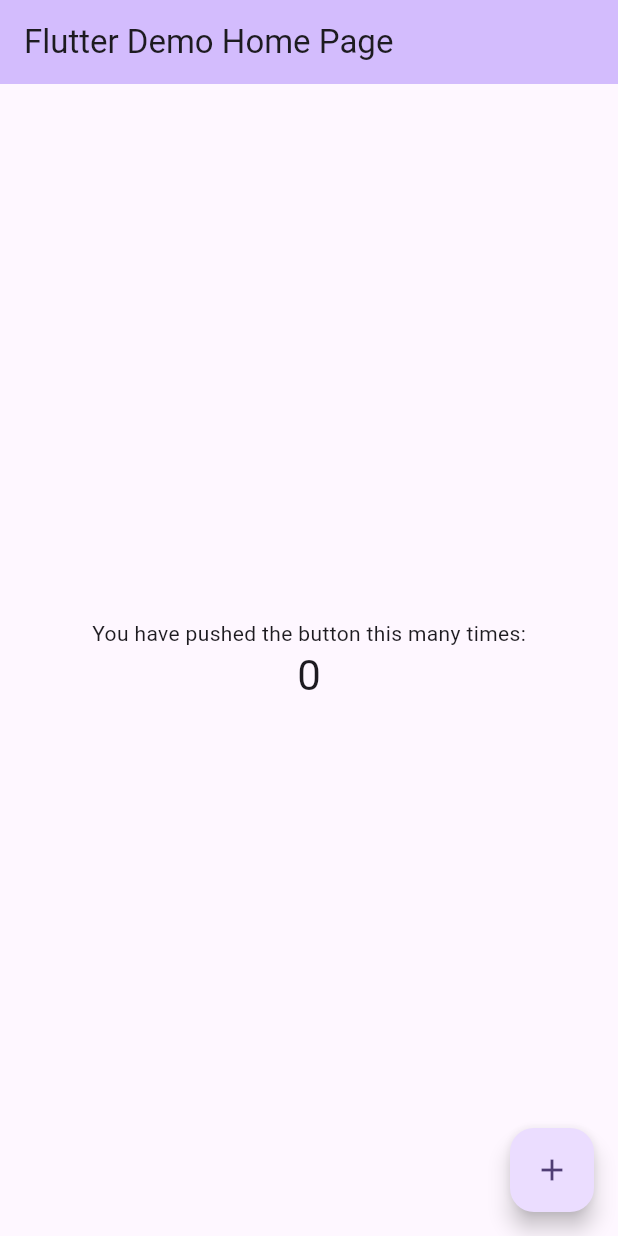
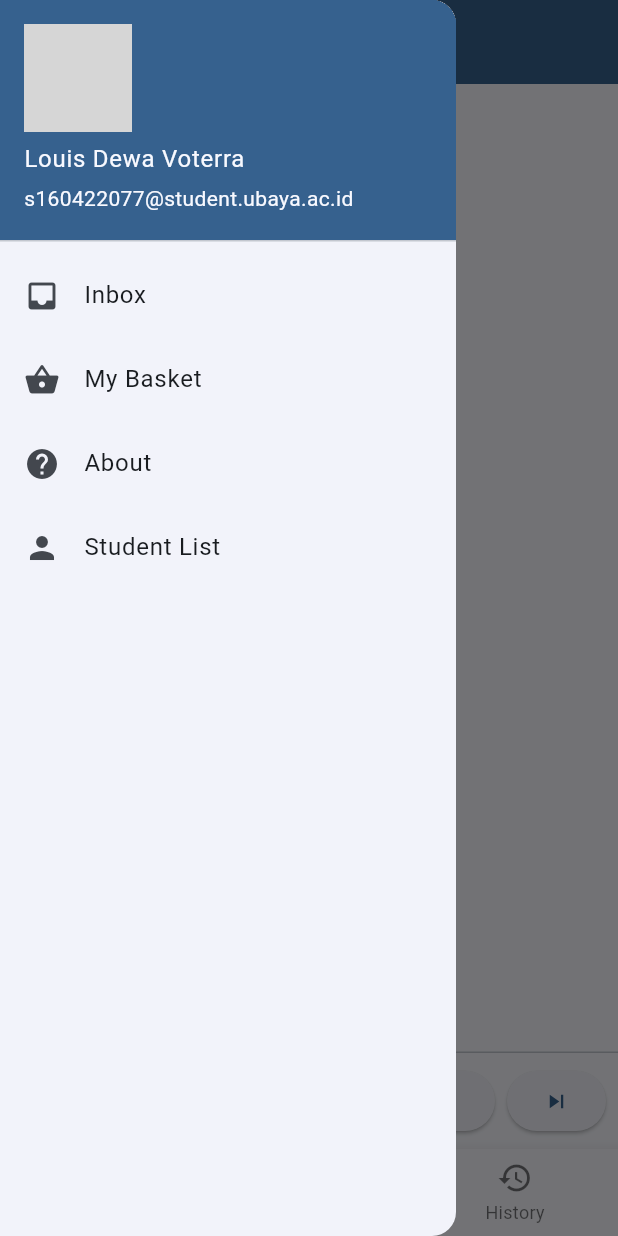
Before and after one commit to LouisVoterra/emergingtech_gasal2425, a Flutter app: the screen it shows after launch, with the side drawer open (before the commit the screen has no drawer), on a phone screen of 412 x 824 dp. Run offline on Flutter 3.47's test engine with Material 3 defaults, Android fonts, the phone set to English and light mode, and no system bars; network calls fail; grey boxes are pictures that could not be loaded.

Commit message:
Week 2 - Navigation & Widget

```diff
--- /dev/null
+++ b/lib/about.dart
@@ -0,0 +1,13 @@
+import 'package:flutter/material.dart';
+
+class About extends StatelessWidget {
+  const About({super.key});
+
+  @override
+  Widget build(BuildContext context) {
+    return Scaffold(
+      appBar: AppBar(title: const Text('About')),
+      body: const Center(child: Text("This is About ")),
+    );
+  }
+}
--- /dev/null
+++ b/lib/history.dart
@@ -0,0 +1,12 @@
+import 'package:flutter/material.dart';
+
+class History extends StatelessWidget {
+  const History({super.key});
+
+  @override
+  Widget build(BuildContext context) {
+    return Scaffold(
+      body: const Center(child: Text("This is History ")),
+    );
+  }
+}
--- /dev/null
+++ b/lib/home.dart
@@ -0,0 +1,12 @@
+import 'package:flutter/material.dart';
+
+class Home extends StatelessWidget {
+  const Home({super.key});
+
+  @override
+  Widget build(BuildContext context) {
+    return Scaffold(
+      body: const Center(child: Text("This is Home ")),
+    );
+  }
+}
--- a/lib/main.dart
+++ b/lib/main.dart
@@ -1,4 +1,10 @@
+import 'package:emergingtech_gasal2425_louis/about.dart';
 import 'package:flutter/material.dart';
+import 'basket.dart';
+import 'home.dart';
+import 'search.dart';
+import 'history.dart';
+import 'studentlist.dart';
 
 void main() {
   runApp(const MyApp());
@@ -7,29 +13,21 @@
 class MyApp extends StatelessWidget {
   const MyApp({super.key});
 
-  // This widget is the root of your application.
+
   @override
   Widget build(BuildContext context) {
     return MaterialApp(
       title: 'Flutter Demo',
       theme: ThemeData(
-        // This is the theme of your application.
-        //
-        // TRY THIS: Try running your application with "flutter run". You'll see
-        // the application has a purple toolbar. Then, without quitting the app,
-        // try changing the seedColor in the colorScheme below to Colors.green
-        // and then invoke "hot reload" (save your changes or press the "hot
-        // reload" button in a Flutter-supported IDE, or press "r" if you used
-        // the command line to start the app).
-        //
-        // Notice that the counter didn't reset back to zero; the application
-        // state is not lost during the reload. To reset the state, use hot
-        // restart instead.
-        //
-        // This works for code too, not just values: Most code changes can be
-        // tested with just a hot reload.
-        colorScheme: ColorScheme.fromSeed(seedColor: Colors.deepPurple),
+
+        colorScheme: ColorScheme.fromSeed(seedColor: Colors.blue),
       ),
+      routes:
+      {
+        'about': (context) => const About(),
+        'basket': (context) => const Basket(),
+        'StudentList': (context) => const StudentList(),
+        },
       home: const MyHomePage(title: 'Flutter Demo Home Page'),
     );
   }
@@ -37,16 +35,6 @@
 
 class MyHomePage extends StatefulWidget {
   const MyHomePage({super.key, required this.title});
-
-  // This widget is the home page of your application. It is stateful, meaning
-  // that it has a State object (defined below) that contains fields that affect
-  // how it looks.
-
-  // This class is the configuration for the state. It holds the values (in this
-  // case the title) provided by the parent (in this case the App widget) and
-  // used by the build method of the State. Fields in a Widget subclass are
-  // always marked "final".
-
   final String title;
 
   @override
@@ -54,69 +42,152 @@
 }
 
 class _MyHomePageState extends State<MyHomePage> {
-  int _counter = 0;
+  // int _counter = 0;
+  // String _emojiText = "";
 
-  void _incrementCounter() {
-    setState(() {
-      // This call to setState tells the Flutter framework that something has
-      // changed in this State, which causes it to rerun the build method below
-      // so that the display can reflect the updated values. If we changed
-      // _counter without calling setState(), then the build method would not be
-      // called again, and so nothing would appear to happen.
-      _counter++;
-    });
-  }
+  int _currentIndex = 0;
+  final List<Widget> _screens = [Home(), Search(), History()];
+  final List<String> _titles = ["Home", "Search", "History"];
+
+
+  // void _incrementCounter() {
+  //   setState(() {
+
+  //     // _counter++;
+  //     // String result = "";
+  //     // for (int i = 1; i <= _counter; i++) {
+  //     //   if (i % 5 == 0) {
+  //     //     result += String.fromCharCode(0x1F621);
+  //     //   } else {
+  //     //     result += String.fromCharCode(0x1F600);
+  //     //   }
+  //     // }
+  //     // _emojiText = result;
+
+  //   });
+  // }
 
   @override
   Widget build(BuildContext context) {
-    // This method is rerun every time setState is called, for instance as done
-    // by the _incrementCounter method above.
-    //
-    // The Flutter framework has been optimized to make rerunning build methods
-    // fast, so that you can just rebuild anything that needs updating rather
-    // than having to individually change instances of widgets.
+
     return Scaffold(
       appBar: AppBar(
-        // TRY THIS: Try changing the color here to a specific color (to
-        // Colors.amber, perhaps?) and trigger a hot reload to see the AppBar
-        // change color while the other colors stay the same.
-        backgroundColor: Theme.of(context).colorScheme.inversePrimary,
-        // Here we take the value from the MyHomePage object that was created by
-        // the App.build method, and use it to set our appbar title.
-        title: Text(widget.title),
+
+        backgroundColor: Theme.of(context).colorScheme.primary,
+
+        title: Text(_titles[_currentIndex]),
       ),
-      body: Center(
-        // Center is a layout widget. It takes a single child and positions it
-        // in the middle of the parent.
+      body: _screens[_currentIndex],
+      // Center(
+
+      //   child: Column(
+
+      //     mainAxisAlignment: MainAxisAlignment.center,
+      //     children: <Widget>[
+      //       const Text('You have pushed the button this many times:'),
+      //       Text(
+      //         '$_counter',
+      //         style: Theme.of(context).textTheme.headlineMedium,
+      //       ),
+      //       const Text('Nama : Louis Dewa Voterra'),
+      //       const Text('NRP : 160422077'),
+
+      //       const SizedBox(height: 20),
+      //       Text(
+      //         _emojiText.isEmpty ? "Belum ada emoji" : _emojiText,
+      //         style: const TextStyle(fontSize: 30, color: Colors.black),
+      //       )
+      //     ],
+      //   ),
+      // ),
+
+      // floatingActionButton: FloatingActionButton(
+      //   onPressed: _incrementCounter,
+      //   tooltip: 'Increment',
+      //   child: const Icon(Icons.add),
+      // ),
+      drawer: Drawer(
+        elevation: 16.0,
         child: Column(
-          // Column is also a layout widget. It takes a list of children and
-          // arranges them vertically. By default, it sizes itself to fit its
-          // children horizontally, and tries to be as tall as its parent.
-          //
-          // Column has various properties to control how it sizes itself and
-          // how it positions its children. Here we use mainAxisAlignment to
-          // center the children vertically; the main axis here is the vertical
-          // axis because Columns are vertical (the cross axis would be
-          // horizontal).
-          //
-          // TRY THIS: Invoke "debug painting" (choose the "Toggle Debug Paint"
-          // action in the IDE, or press "p" in the console), to see the
-          // wireframe for each widget.
-          mainAxisAlignment: MainAxisAlignment.center,
           children: <Widget>[
-            const Text('You have pushed the button this many times:'),
-            Text(
-              '$_counter',
-              style: Theme.of(context).textTheme.headlineMedium,
+            UserAccountsDrawerHeader(
+              accountName: Text("Louis Dewa Voterra"),
+              accountEmail: Text("s160422077@student.ubaya.ac.id"),
+              currentAccountPicture: CircleAvatar(
+                backgroundImage: NetworkImage("https://my.ubaya.ac.id/img/mhs/160422077_l.jpg"),
+              ),
+            ),
+            ListTile(
+              title: Text("Inbox"),
+              leading: Icon(Icons.inbox),
+              onTap: () {},
+            ),
+            ListTile(
+              title: Text("My Basket"),
+              leading: Icon(Icons.shopping_basket),
+              onTap: () {
+                Navigator.pushNamed(context, "basket"
+                );
+              },
+            ),
+            ListTile(
+              title: const Text("About"),
+              leading: const Icon(Icons.help),
+              onTap: () {
+                Navigator.pushNamed(
+                  context,"about"
+
+                  // MaterialPageRoute(builder: (context) => const About()),
+                );
+              },
+            ),
+            ListTile(
+              title: Text("Student List"),
+              leading: Icon(Icons.person),
+              onTap: () {
+                Navigator.pushNamed(context, "StudentList"
+                );
+              },
             ),
           ],
         ),
       ),
-      floatingActionButton: FloatingActionButton(
-        onPressed: _incrementCounter,
-        tooltip: 'Increment',
-        child: const Icon(Icons.add),
-      ), // This trailing comma makes auto-formatting nicer for build methods.
+      persistentFooterButtons: <Widget>[
+        ElevatedButton(
+          onPressed: () {},
+          child: const Icon(Icons.skip_previous),
+        ),
+        ElevatedButton(
+          onPressed: () {},
+          child: const Icon(Icons.skip_next),
+        ),
+      ],
+      bottomNavigationBar: BottomNavigationBar(
+        currentIndex: _currentIndex,
+        fixedColor: Colors.teal,
+        items: const [
+          BottomNavigationBarItem(
+            label: "Home",
+            icon: Icon(Icons.home),
+          ),
+          BottomNavigationBarItem(
+            label: "Search",
+            icon: Icon(Icons.search),
+          ),
+          BottomNavigationBarItem(
+            label: "History",
+            icon: Icon(Icons.history),
+          ),
+
+
+        ],
+
+        onTap: (int index) {
+          setState(() {
+            _currentIndex = index;
+          });
+        },
+      ),
     );
   }
 }
--- /dev/null
+++ b/lib/search.dart
@@ -0,0 +1,12 @@
+import 'package:flutter/material.dart';
+
+class Search extends StatelessWidget {
+  const Search({super.key});
+
+  @override
+  Widget build(BuildContext context) {
+    return Scaffold(
+      body: const Center(child: Text("This is Search ")),
+    );
+  }
+}
```
Also changed, not shown: lib/basket.dart (added, +32 -0 lines), lib/itembasket.dart (added, +16 -0 lines), lib/studentdetail.dart (added, +29 -0 lines), lib/studentlist.dart (added, +37 -0 lines).
